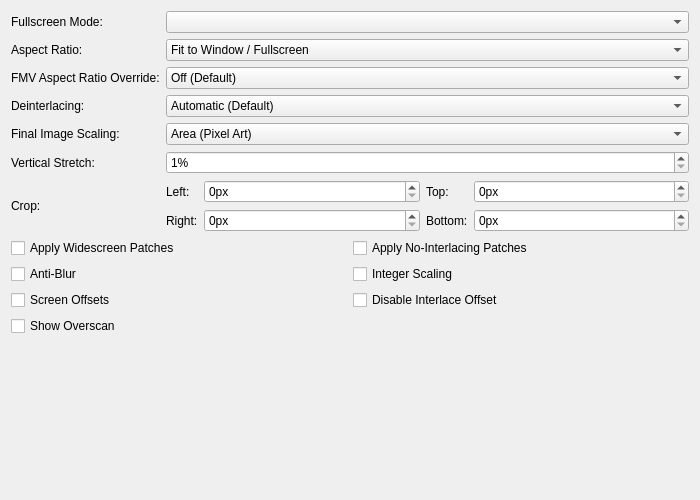
Above: pcsx2-qt/Settings/GraphicsDisplaySettingsTab.ui from maekawa-mugi/pcsx2-basement before the change. Below: the same form after it.
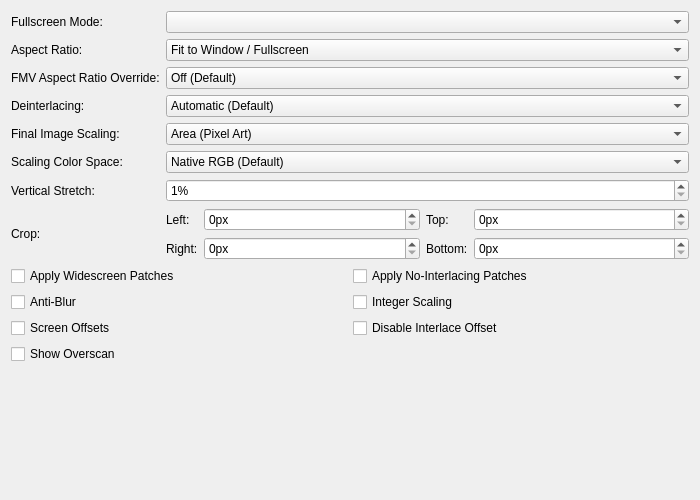
That is the form after the change.

Commit message: GS: add Catmull-Rom, Jinc and configurable final scaling color space

Patch:
```diff
--- a/pcsx2-qt/Settings/GraphicsDisplaySettingsTab.ui
+++ b/pcsx2-qt/Settings/GraphicsDisplaySettingsTab.ui
@@ -33,7 +33,7 @@
    <item row="0" column="1">
     <widget class="QComboBox" name="fullscreenModes"/>
    </item>
-   <item row="7" column="0" colspan="2">
+   <item row="8" column="0" colspan="2">
     <layout class="QGridLayout" name="displayGridLayout">
      <item row="1" column="1">
       <widget class="QCheckBox" name="integerScaling">
@@ -148,6 +148,19 @@
     </widget>
    </item>
    <item row="5" column="0">
+    <widget class="QLabel" name="finalScalingColorSpaceLabel">
+     <property name="text"><string>Scaling Color Space:</string></property>
+     <property name="buddy"><cstring>finalScalingColorSpace</cstring></property>
+    </widget>
+   </item>
+   <item row="5" column="1">
+    <widget class="QComboBox" name="finalScalingColorSpace">
+     <item><property name="text"><string>Native RGB (Default)</string></property></item>
+     <item><property name="text"><string>Linear Light</string></property></item>
+     <item><property name="text"><string>Sigmoidized Linear</string></property></item>
+    </widget>
+   </item>
+   <item row="6" column="0">
     <widget class="QLabel" name="verticalStretchLabel">
      <property name="text">
       <string>Vertical Stretch:</string>
@@ -206,7 +219,7 @@
      </item>
     </widget>
    </item>
-   <item row="6" column="0">
+   <item row="7" column="0">
     <widget class="QLabel" name="cropLabel">
      <property name="text">
       <string>Crop:</string>
@@ -277,7 +290,7 @@
      </item>
     </widget>
    </item>
-   <item row="5" column="1">
+   <item row="6" column="1">
     <widget class="QSpinBox" name="stretchY">
      <property name="suffix">
       <string extracomment="Percentage sign that shows next to a value. You might want to add a space before if your language requires it.">%</string>
@@ -290,7 +303,7 @@
      </property>
     </widget>
    </item>
-   <item row="8" column="0">
+   <item row="9" column="0">
     <spacer name="verticalSpacer">
      <property name="orientation">
       <enum>Qt::Orientation::Vertical</enum>
@@ -303,7 +316,7 @@
      </property>
     </spacer>
    </item>
-   <item row="6" column="1">
+   <item row="7" column="1">
     <layout class="QGridLayout" name="gridLayout_2" columnstretch="0,1,0,1">
      <item row="0" column="3">
       <widget class="QSpinBox" name="cropTop">
```
Left out of the diff: 7 changed lines with no effect on the pictures. The commit also changes 15 other files.
